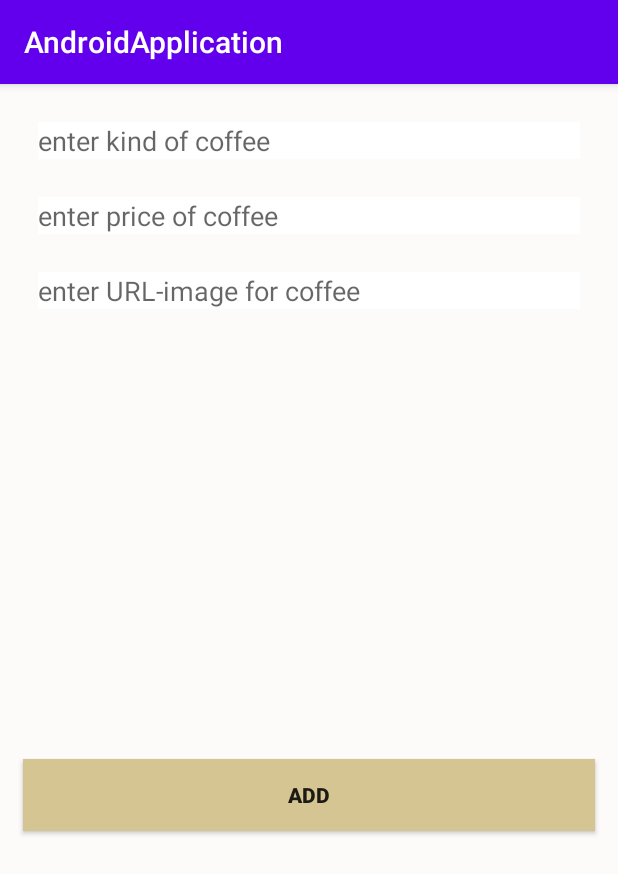
After one commit to Mikhail-Kh/android-project, an Android app: the FragmentFirst screen opened through its navigation route, on a phone screen of 412 x 824 dp. The commit adds this screen. Shown: the top 874 px of the screen. Run offline under Robolectric (Android 15) with nearby library versions, the phone set to English and light mode, and no system bars.

Commit message:
Create the coffee day application

```diff
--- a/app/build.gradle
+++ b/app/build.gradle
@@ -30,6 +30,7 @@ dependencies {
     implementation 'androidx.core:core-ktx:1.3.1'
     implementation 'androidx.appcompat:appcompat:1.2.0'
     implementation 'androidx.constraintlayout:constraintlayout:2.0.1'
+    implementation 'androidx.legacy:legacy-support-v4:1.0.0'
     testImplementation 'junit:junit:4.12'
     androidTestImplementation 'androidx.test.ext:junit:1.1.2'
     androidTestImplementation 'androidx.test.espresso:espresso-core:3.3.0'
@@ -49,4 +50,9 @@ dependencies {
     implementation 'org.jetbrains.kotlinx:kotlinx-coroutines-android:1.3.9'
     implementation 'com.daimajia.androidanimations:library:2.4@aar'
     implementation 'org.jetbrains.kotlinx:kotlinx-coroutines-core:1.3.9'
+
+    implementation 'androidx.navigation:navigation-fragment-ktx:2.3.0'
+    implementation 'androidx.navigation:navigation-ui-ktx:2.3.0'
+    implementation 'com.github.bumptech.glide:glide:4.11.0'
+    annotationProcessor 'com.github.bumptech.glide:compiler:4.11.0'
 }
--- a/app/src/main/AndroidManifest.xml
+++ b/app/src/main/AndroidManifest.xml
@@ -11,7 +11,8 @@
         android:roundIcon="@mipmap/ic_launcher_round"
         android:supportsRtl="true"
         android:theme="@style/AppTheme">
-        <activity android:name=".mothers_day.MainCongratulationActivity"></activity>
+        <activity android:name=".coffee_day.MainCoffeeActivity"></activity>
+        <activity android:name=".mothers_day.MainCongratulationActivity" />
         <activity android:name=".mothers_day.MainStartActivity" />
         <activity android:name=".Main6Activity" />
         <activity android:name=".Main5Activity" />
--- a/app/src/main/java/by/khryshchanovich/androidapplication/MainActivity.kt
+++ b/app/src/main/java/by/khryshchanovich/androidapplication/MainActivity.kt
@@ -3,6 +3,7 @@ package by.khryshchanovich.androidapplication
 import android.content.Intent  // подключаем класс Intent
 import androidx.appcompat.app.AppCompatActivity
 import android.os.Bundle
+import by.khryshchanovich.androidapplication.coffee_day.MainCoffeeActivity
 import by.khryshchanovich.androidapplication.mothers_day.MainStartActivity
 import kotlinx.android.synthetic.main.activity_main.*
 
@@ -34,5 +35,9 @@ class MainActivity : AppCompatActivity() {
         button_mothers_day.setOnClickListener {
             startActivity(Intent(this, MainStartActivity::class.java))
         }
+
+        button_coffee_day.setOnClickListener {
+            startActivity(Intent(this, MainCoffeeActivity::class.java))
+        }
     }
 }
--- /dev/null
+++ b/app/src/main/java/by/khryshchanovich/androidapplication/coffee_day/Coffee.kt
@@ -0,0 +1,3 @@
+package by.khryshchanovich.androidapplication.coffee_day
+
+data class Coffee(val nameCoffee: String, val priceCoffee: Double, val urlCoffee: String)
--- /dev/null
+++ b/app/src/main/java/by/khryshchanovich/androidapplication/coffee_day/Collection.kt
@@ -0,0 +1,5 @@
+package by.khryshchanovich.androidapplication.coffee_day
+
+object Collection {
+    val coffeeCollection = arrayListOf<Coffee>()
+}
--- /dev/null
+++ b/app/src/main/java/by/khryshchanovich/androidapplication/coffee_day/FragmentFirst.kt
@@ -0,0 +1,88 @@
+package by.khryshchanovich.androidapplication.coffee_day
+
+import android.os.Bundle
+import androidx.fragment.app.Fragment
+import android.view.LayoutInflater
+import android.view.View
+import android.view.ViewGroup
+import android.widget.Toast
+import by.khryshchanovich.androidapplication.R
+import kotlinx.android.synthetic.main.fragment_first.*
+
+// TODO: Rename parameter arguments, choose names that match
+// the fragment initialization parameters, e.g. ARG_ITEM_NUMBER
+private const val ARG_PARAM1 = "param1"
+private const val ARG_PARAM2 = "param2"
+
+/**
+ * A simple [Fragment] subclass.
+ * Use the [FragmentFirst.newInstance] factory method to
+ * create an instance of this fragment.
+ */
+class FragmentFirst : Fragment() {
+    // TODO: Rename and change types of parameters
+    private var param1: String? = null
+    private var param2: String? = null
+
+    override fun onCreate(savedInstanceState: Bundle?) {
+        super.onCreate(savedInstanceState)
+        arguments?.let {
+            param1 = it.getString(ARG_PARAM1)
+            param2 = it.getString(ARG_PARAM2)
+        }
+    }
+
+    override fun onCreateView(
+        inflater: LayoutInflater, container: ViewGroup?,
+        savedInstanceState: Bundle?
+    ): View? {
+        // Inflate the layout for this fragment
+        return inflater.inflate(R.layout.fragment_first, container, false)
+    }
+
+    override fun onActivityCreated(savedInstanceState: Bundle?) {
+        super.onActivityCreated(savedInstanceState)
+
+        button_add_all_fields.setOnClickListener {
+            if ((edit_kind_of_coffee.text.toString() == "")
+                or (edit_price_of_coffee.text.toString() == "")
+                or (edit_url_of_coffee.text.toString() == "")
+            ) {
+                Toast.makeText(context, "Enter kind of coffee, price and url!", Toast.LENGTH_SHORT)
+                    .show()
+                return@setOnClickListener
+            }
+            Collection.coffeeCollection.add(
+                Coffee(
+                    edit_kind_of_coffee.text.toString(),
+                    edit_price_of_coffee.text.toString().toDouble(),
+                    edit_url_of_coffee.text.toString()
+                )
+            )
+            Toast.makeText(context, "Kind of coffee added", Toast.LENGTH_SHORT).show()
+            edit_kind_of_coffee.text.clear()
+            edit_price_of_coffee.text.clear()
+            edit_url_of_coffee.text.clear()
+        }
+    }
+
+    companion object {
+        /**
+         * Use this factory method to create a new instance of
+         * this fragment using the provided parameters.
+         *
+         * @param param1 Parameter 1.
+         * @param param2 Parameter 2.
+         * @return A new instance of fragment FragmentFirst.
+         */
+        // TODO: Rename and change types and number of parameters
+        @JvmStatic
+        fun newInstance(param1: String, param2: String) =
+            FragmentFirst().apply {
+                arguments = Bundle().apply {
+                    putString(ARG_PARAM1, param1)
+                    putString(ARG_PARAM2, param2)
+                }
+            }
+    }
+}
--- /dev/null
+++ b/app/src/main/java/by/khryshchanovich/androidapplication/coffee_day/FragmentStart.kt
@@ -0,0 +1,74 @@
+package by.khryshchanovich.androidapplication.coffee_day
+
+import android.os.Bundle
+import androidx.fragment.app.Fragment
+import android.view.LayoutInflater
+import android.view.View
+import android.view.ViewGroup
+import androidx.navigation.fragment.findNavController
+import by.khryshchanovich.androidapplication.R
+import kotlinx.android.synthetic.main.fragment_start.*
+
+// TODO: Rename parameter arguments, choose names that match
+// the fragment initialization parameters, e.g. ARG_ITEM_NUMBER
+private const val ARG_PARAM1 = "param1"
+private const val ARG_PARAM2 = "param2"
+
+/**
+ * A simple [Fragment] subclass.
+ * Use the [FragmentStart.newInstance] factory method to
+ * create an instance of this fragment.
+ */
+class FragmentStart : Fragment() {
+    // TODO: Rename and change types of parameters
+    private var param1: String? = null
+    private var param2: String? = null
+
+    override fun onCreate(savedInstanceState: Bundle?) {
+        super.onCreate(savedInstanceState)
+        arguments?.let {
+            param1 = it.getString(ARG_PARAM1)
+            param2 = it.getString(ARG_PARAM2)
+        }
+    }
+
+    override fun onCreateView(
+        inflater: LayoutInflater, container: ViewGroup?,
+        savedInstanceState: Bundle?
+    ): View? {
+        // Inflate the layout for this fragment
+        return inflater.inflate(R.layout.fragment_start, container, false)
+    }
+
+    override fun onActivityCreated(savedInstanceState: Bundle?) {
+        super.onActivityCreated(savedInstanceState)
+
+        button_add_coffee.setOnClickListener {
+            findNavController().navigate(R.id.action_fragmentStart_to_fragmentFirst)
+        }
+
+        button_see_coffee.setOnClickListener {
+            findNavController().navigate(R.id.action_fragmentStart_to_fragmentSecond)
+        }
+    }
+
+    companion object {
+        /**
+         * Use this factory method to create a new instance of
+         * this fragment using the provided parameters.
+         *
+         * @param param1 Parameter 1.
+         * @param param2 Parameter 2.
+         * @return A new instance of fragment FragmentStart.
+         */
+        // TODO: Rename and change types and number of parameters
+        @JvmStatic
+        fun newInstance(param1: String, param2: String) =
+            FragmentStart().apply {
+                arguments = Bundle().apply {
+                    putString(ARG_PARAM1, param1)
+                    putString(ARG_PARAM2, param2)
+                }
+            }
+    }
+}
--- /dev/null
+++ b/app/src/main/java/by/khryshchanovich/androidapplication/coffee_day/MainCoffeeActivity.kt
@@ -0,0 +1,12 @@
+package by.khryshchanovich.androidapplication.coffee_day
+
+import androidx.appcompat.app.AppCompatActivity
+import android.os.Bundle
+import by.khryshchanovich.androidapplication.R
+
+class MainCoffeeActivity : AppCompatActivity() {
+    override fun onCreate(savedInstanceState: Bundle?) {
+        super.onCreate(savedInstanceState)
+        setContentView(R.layout.activity_main_coffee)
+    }
+}
--- /dev/null
+++ b/app/src/main/res/layout/activity_main_coffee.xml
@@ -0,0 +1,16 @@
+<?xml version="1.0" encoding="utf-8"?>
+<androidx.constraintlayout.widget.ConstraintLayout xmlns:android="http://schemas.android.com/apk/res/android"
+    xmlns:app="http://schemas.android.com/apk/res-auto"
+    xmlns:tools="http://schemas.android.com/tools"
+    android:layout_width="match_parent"
+    android:layout_height="match_parent"
+    tools:context=".coffee_day.MainCoffeeActivity">
+
+    <fragment
+        android:id="@+id/navigation_container"
+        android:name="androidx.navigation.fragment.NavHostFragment"
+        android:layout_width="match_parent"
+        android:layout_height="match_parent"
+        app:defaultNavHost="true"
+        app:navGraph="@navigation/nav_graph"/>
+</androidx.constraintlayout.widget.ConstraintLayout>
--- /dev/null
+++ b/app/src/main/res/layout/fragment_first.xml
@@ -0,0 +1,47 @@
+<?xml version="1.0" encoding="utf-8"?>
+<LinearLayout xmlns:android="http://schemas.android.com/apk/res/android"
+    xmlns:tools="http://schemas.android.com/tools"
+    android:layout_width="match_parent"
+    android:layout_height="match_parent"
+    android:background="#FCFBF9"
+    android:orientation="vertical"
+    tools:context=".coffee_day.FragmentFirst">
+
+    <EditText
+        android:id="@+id/edit_kind_of_coffee"
+        android:layout_width="match_parent"
+        android:layout_height="wrap_content"
+        android:layout_margin="25dp"
+        android:background="#FFFFFF"
+        android:hint="@string/enter_kind_of_coffee" />
+
+    <EditText
+        android:id="@+id/edit_price_of_coffee"
+        android:layout_width="match_parent"
+        android:layout_height="wrap_content"
+        android:layout_marginLeft="25dp"
+        android:layout_marginRight="25dp"
+        android:layout_marginBottom="25dp"
+        android:background="#FFFFFF"
+        android:hint="@string/enter_price_of_coffee" />
+
+    <EditText
+        android:id="@+id/edit_url_of_coffee"
+        android:layout_width="match_parent"
+        android:layout_height="wrap_content"
+        android:layout_marginLeft="25dp"
+        android:layout_marginRight="25dp"
+        android:background="#FFFFFF"
+        android:hint="@string/enter_url_image_for_coffee" />
+
+    <Button
+        android:id="@+id/button_add_all_fields"
+        android:layout_width="match_parent"
+        android:layout_height="wrap_content"
+        android:layout_marginLeft="15dp"
+        android:layout_marginTop="300dp"
+        android:layout_marginRight="15dp"
+        android:background="#D5C593"
+        android:text="@string/add"
+        android:textStyle="bold" />
+</LinearLayout>
--- /dev/null
+++ b/app/src/main/res/navigation/nav_graph.xml
@@ -0,0 +1,30 @@
+<?xml version="1.0" encoding="utf-8"?>
+<navigation xmlns:android="http://schemas.android.com/apk/res/android"
+    xmlns:app="http://schemas.android.com/apk/res-auto"
+    xmlns:tools="http://schemas.android.com/tools"
+    android:id="@+id/nav_graph"
+    app:startDestination="@id/fragmentStart">
+
+    <fragment
+        android:id="@+id/fragmentStart"
+        android:name="by.khryshchanovich.androidapplication.coffee_day.FragmentStart"
+        android:label="fragment_start"
+        tools:layout="@layout/fragment_start" >
+        <action
+            android:id="@+id/action_fragmentStart_to_fragmentFirst"
+            app:destination="@id/fragmentFirst" />
+        <action
+            android:id="@+id/action_fragmentStart_to_fragmentSecond"
+            app:destination="@id/fragmentSecond" />
+    </fragment>
+    <fragment
+        android:id="@+id/fragmentFirst"
+        android:name="by.khryshchanovich.androidapplication.coffee_day.FragmentFirst"
+        android:label="fragment_first"
+        tools:layout="@layout/fragment_first" />
+    <fragment
+        android:id="@+id/fragmentSecond"
+        android:name="by.khryshchanovich.androidapplication.coffee_day.FragmentSecond"
+        android:label="fragment_second"
+        tools:layout="@layout/fragment_second" />
+</navigation>
--- a/app/src/main/res/values/strings.xml
+++ b/app/src/main/res/values/strings.xml
@@ -29,4 +29,21 @@
     <string name="dear_mother_text">Дорогая Мама!</string>
     <string name="congratulation_mother_text">Поздравляю тебя с праздником.</string>
     <string name="wish_text">Желаю тебе добра, любви и здоровья!</string>
+    <string name="coffee_day">Coffee day</string>
+    <!-- TODO: Remove or change this placeholder text -->
+    <string name="hello_blank_fragment">Hello blank fragment</string>
+    <string name="add_coffee">Add coffee</string>
+    <string name="see_coffee_collection">See coffee collection</string>
+    <string name="show_coffee">show_coffee</string>
+    <string name="add">Add</string>
+    <string name="enter_kind_of_coffee">enter kind of coffee</string>
+    <string name="enter_price_of_coffee">enter price of coffee</string>
+    <string name="enter_url_image_for_coffee">enter URL-image for coffee</string>
+    <string name="coffee_collection">Coffee collection</string>
+    <string name="coffee_collection_see">Coffee collection</string>
+    <string name="photo_text_view">Фото</string>
+    <string name="view_text_view">Вид</string>
+    <string name="price_text_view">Цена, руб.</string>
+    <string name="coffeename">coffeeName</string>
+    <string name="coffeeprice">coffeePrice</string>
 </resources>
```
Also changed, not shown: app/src/main/java/by/khryshchanovich/androidapplication/coffee_day/CoffeeAdapter.kt (added, +31 -0 lines), app/src/main/java/by/khryshchanovich/androidapplication/coffee_day/FragmentSecond.kt (added, +71 -0 lines), app/src/main/res/layout/activity_main.xml (+12 -0 lines), app/src/main/res/layout/fragment_second.xml (added, +68 -0 lines), app/src/main/res/layout/fragment_start.xml (added, +45 -0 lines), app/src/main/res/layout/item_coffee.xml (added, +54 -0 lines), app/src/main/res/drawable/coffee_picture.jpg (added).
